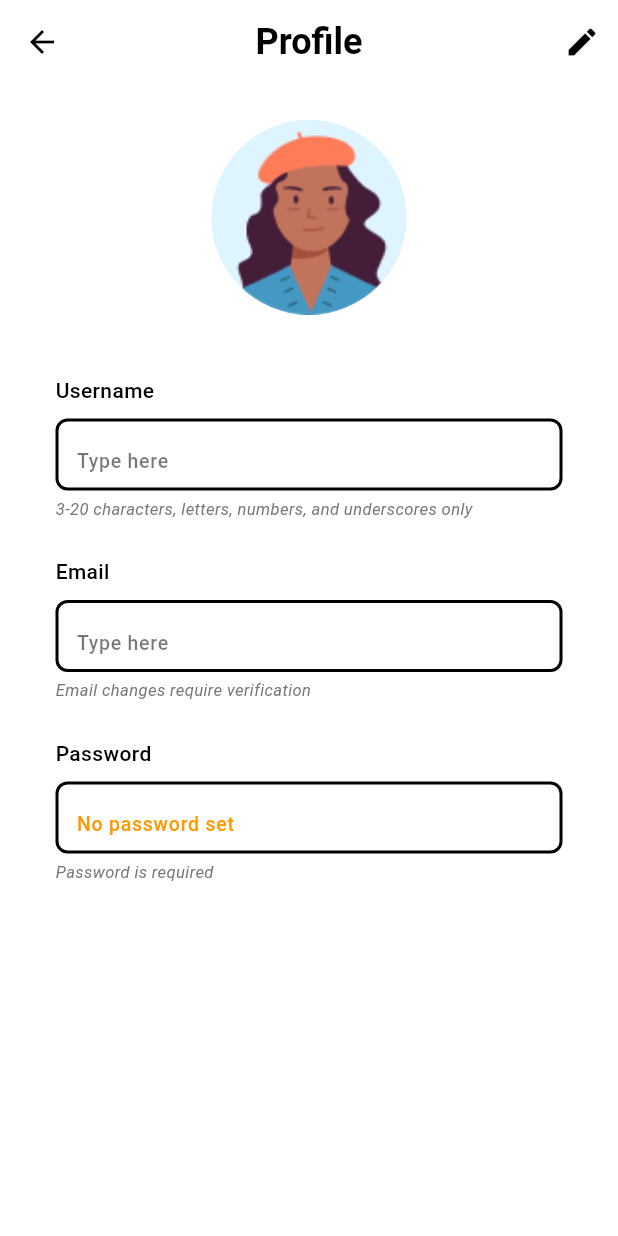
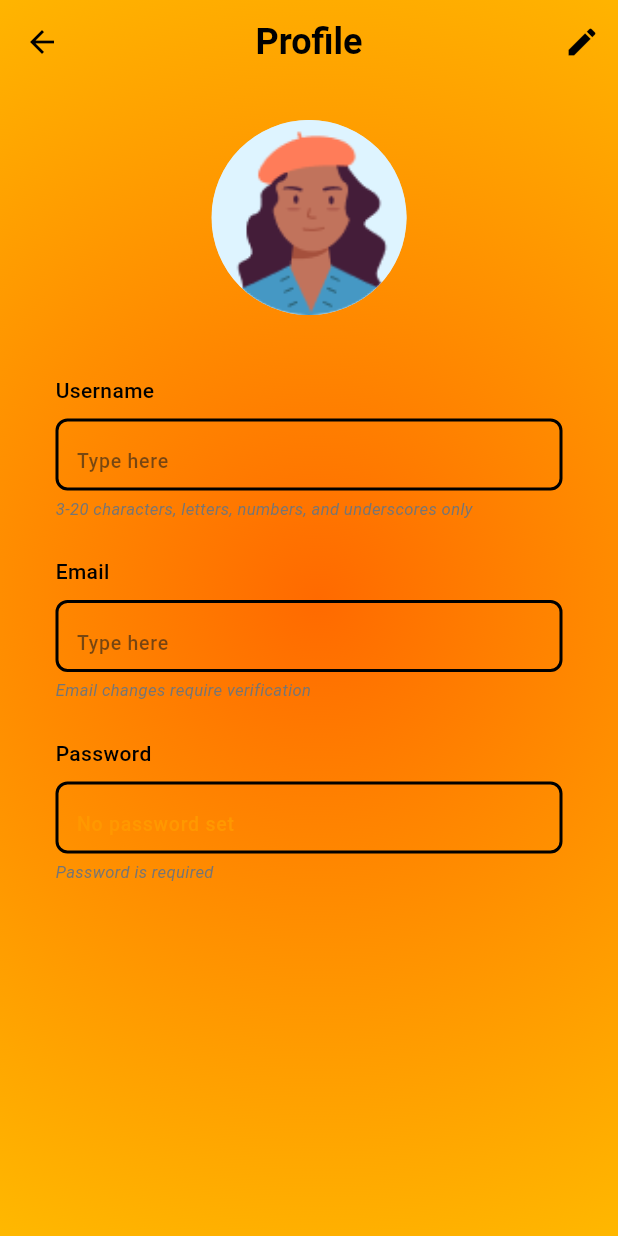
Before and after one commit to dipwaaaa/Orient, a Flutter app: the ProfileScreen screen opened directly with empty values, on a phone screen of 412 x 824 dp. Run offline on Flutter 3.47's test engine with Material 3 defaults, Android fonts, the light colour scheme and no system bars; our stand-ins replace cloud_firestore, file_picker, firebase_auth, firebase_core, firebase_storage, google_sign_in and 1 more; missing offline and left inert: encrypt; accounts and stored records are empty; generated files the repository leaves out were written again; Roboto replaces fonts that are missing (SF Pro).

Commit message:
Menambahkan animasi background pada halaman Profile

```diff
--- a/lib/screen/Setting/ProfileScreen.dart
+++ b/lib/screen/Setting/ProfileScreen.dart
@@ -5,6 +5,7 @@ import 'package:cloud_firestore/cloud_firestore.dart';
 import 'package:firebase_auth/firebase_auth.dart';
 import 'package:image_picker/image_picker.dart';
 import 'package:firebase_storage/firebase_storage.dart';
+import '../../widget/Animated_Gradient_Background.dart';
 
 class ProfileScreen extends StatefulWidget {
   final AuthService authService;
@@ -357,10 +358,11 @@ class _ProfileScreenState extends State<ProfileScreen> {
 
   @override
   Widget build(BuildContext context) {
-    return Scaffold(
-      backgroundColor: Colors.white,
+    return AnimatedGradientBackground(
+      child: Scaffold(
+        backgroundColor: Colors.transparent,
         appBar: AppBar(
-        backgroundColor: Colors.white,
+          backgroundColor: Colors.transparent,
           elevation: 0,
           leading: IconButton(
             icon: Icon(Icons.arrow_back, color: Colors.black),
@@ -768,6 +770,7 @@ class _ProfileScreenState extends State<ProfileScreen> {
             ),
           ),
         ),
+      ),
     );
   }
 }
```
Lines whose indentation alone changed are shown as unchanged.
